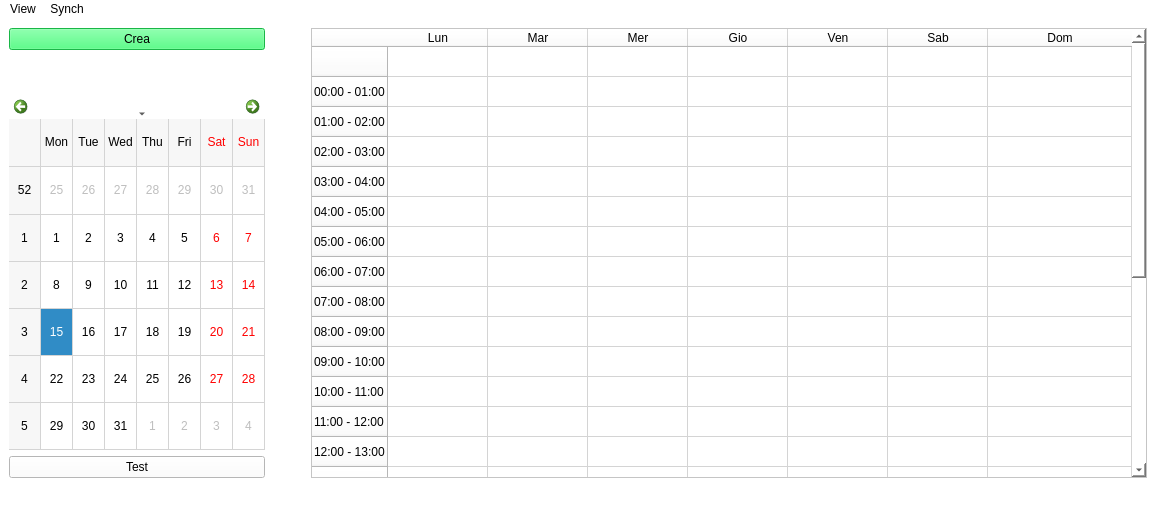
Old version of the form CalendarToDoList/mainwindow.ui in the repository DarthReca/calendar-to-do-list.
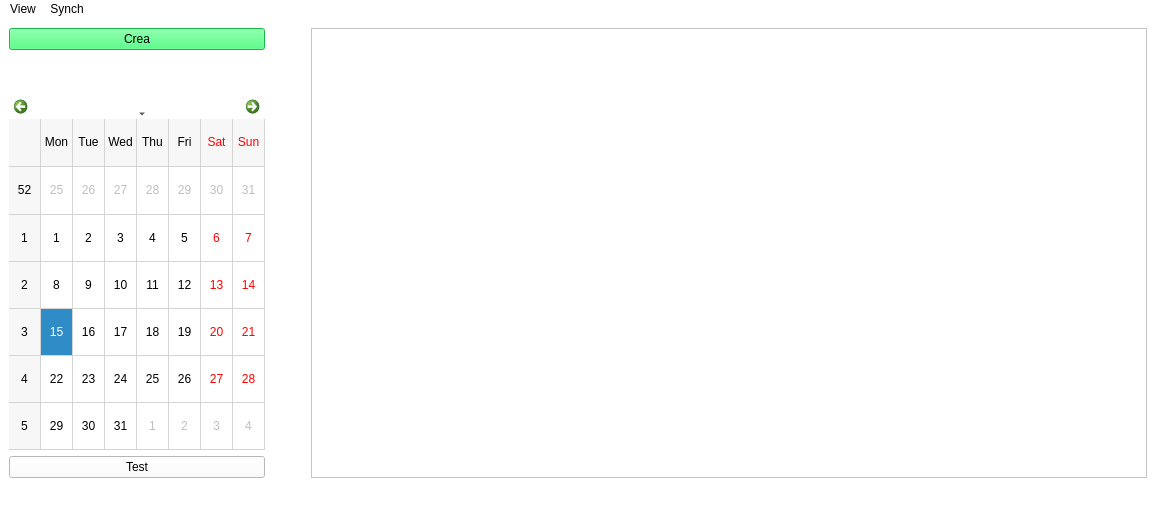
New version of the form. Custom widgets are drawn as their Qt base class.

Commit message: New CalendarTable Widget

```diff
--- a/CalendarToDoList/mainwindow.ui
+++ b/CalendarToDoList/mainwindow.ui
@@ -141,7 +141,7 @@
        <bool>true</bool>
       </property>
       <property name="rowCount">
-       <number>25</number>
+       <number>0</number>
       </property>
       <attribute name="horizontalHeaderCascadingSectionResizes">
        <bool>false</bool>
@@ -158,166 +158,6 @@
       <attribute name="verticalHeaderMinimumSectionSize">
        <number>30</number>
       </attribute>
-      <row>
-       <property name="text">
-        <string/>
-       </property>
-      </row>
-      <row>
-       <property name="text">
-        <string>00:00 - 01:00</string>
-       </property>
-      </row>
-      <row>
-       <property name="text">
-        <string>01:00 - 02:00</string>
-       </property>
-      </row>
-      <row>
-       <property name="text">
-        <string>02:00 - 03:00</string>
-       </property>
-      </row>
-      <row>
-       <property name="text">
-        <string>03:00 - 04:00</string>
-       </property>
-      </row>
-      <row>
-       <property name="text">
-        <string>04:00 - 05:00</string>
-       </property>
-      </row>
-      <row>
-       <property name="text">
-        <string>05:00 - 06:00</string>
-       </property>
-      </row>
-      <row>
-       <property name="text">
-        <string>06:00 - 07:00</string>
-       </property>
-      </row>
-      <row>
-       <property name="text">
-        <string>07:00 - 08:00</string>
-       </property>
-      </row>
-      <row>
-       <property name="text">
-        <string>08:00 - 09:00</string>
-       </property>
-      </row>
-      <row>
-       <property name="text">
-        <string>09:00 - 10:00</string>
-       </property>
-      </row>
-      <row>
-       <property name="text">
-        <string>10:00 - 11:00</string>
-       </property>
-      </row>
-      <row>
-       <property name="text">
-        <string>11:00 - 12:00</string>
-       </property>
-      </row>
-      <row>
-       <property name="text">
-        <string>12:00 - 13:00</string>
-       </property>
-      </row>
-      <row>
-       <property name="text">
-        <string>13:00 - 14:00</string>
-       </property>
-      </row>
-      <row>
-       <property name="text">
-        <string>14:00 - 15:00</string>
-       </property>
-      </row>
-      <row>
-       <property name="text">
-        <string>15:00 - 16:00</string>
-       </property>
-      </row>
-      <row>
-       <property name="text">
-        <string>16:00 - 17:00</string>
-       </property>
-      </row>
-      <row>
-       <property name="text">
-        <string>17:00 - 18:00</string>
-       </property>
-      </row>
-      <row>
-       <property name="text">
-        <string>18:00 - 19:00</string>
-       </property>
-      </row>
-      <row>
-       <property name="text">
-        <string>19:00 - 20:00</string>
-       </property>
-      </row>
-      <row>
-       <property name="text">
-        <string>20:00 - 21:00</string>
-       </property>
-      </row>
-      <row>
-       <property name="text">
-        <string>21:00 - 22:00</string>
-       </property>
-      </row>
-      <row>
-       <property name="text">
-        <string>22:00 - 23:00</string>
-       </property>
-      </row>
-      <row>
-       <property name="text">
-        <string>23:00 - 00:00</string>
-       </property>
-      </row>
-      <column>
-       <property name="text">
-        <string>Lun</string>
-       </property>
-      </column>
-      <column>
-       <property name="text">
-        <string>Mar</string>
-       </property>
-      </column>
-      <column>
-       <property name="text">
-        <string>Mer</string>
-       </property>
-      </column>
-      <column>
-       <property name="text">
-        <string>Gio</string>
-       </property>
-      </column>
-      <column>
-       <property name="text">
-        <string>Ven</string>
-       </property>
-      </column>
-      <column>
-       <property name="text">
-        <string>Sab</string>
-       </property>
-      </column>
-      <column>
-       <property name="text">
-        <string>Dom</string>
-       </property>
-      </column>
      </widget>
     </item>
    </layout>
@@ -413,6 +253,13 @@
    </property>
   </action>
  </widget>
+ <customwidgets>
+  <customwidget>
+   <class>CalendarTable</class>
+   <extends>QTableWidget</extends>
+   <header location="global">widgets/calendartable.h</header>
+  </customwidget>
+ </customwidgets>
  <resources/>
  <connections/>
 </ui>
```
Left out of the diff: 2 changed lines with no effect on the pictures. The commit also changes 7 other files.
